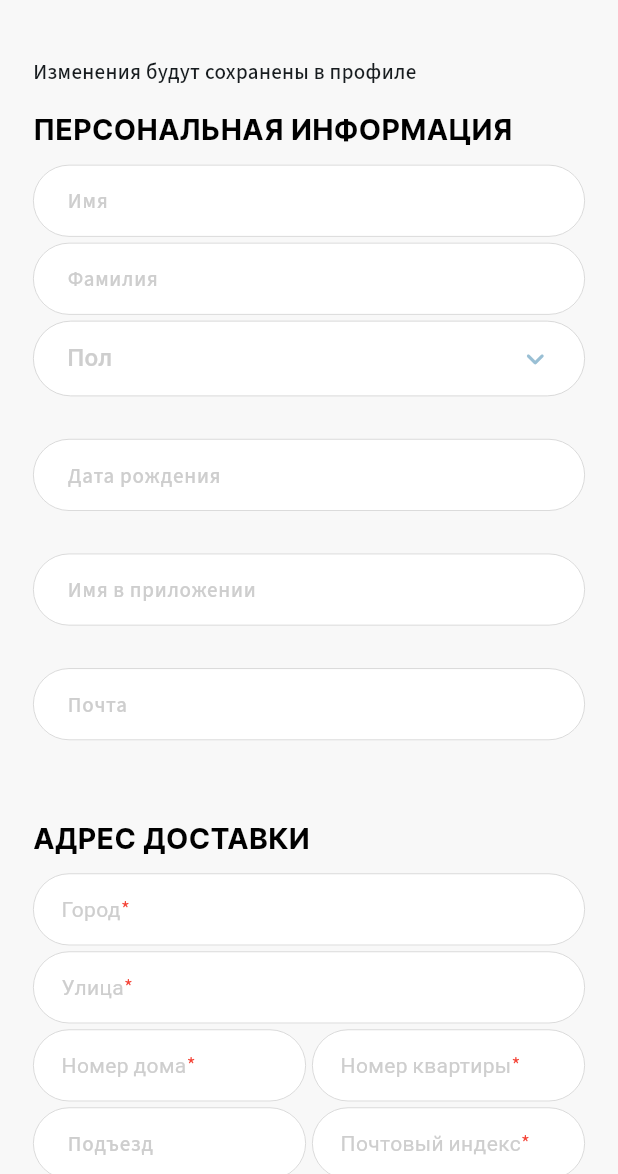
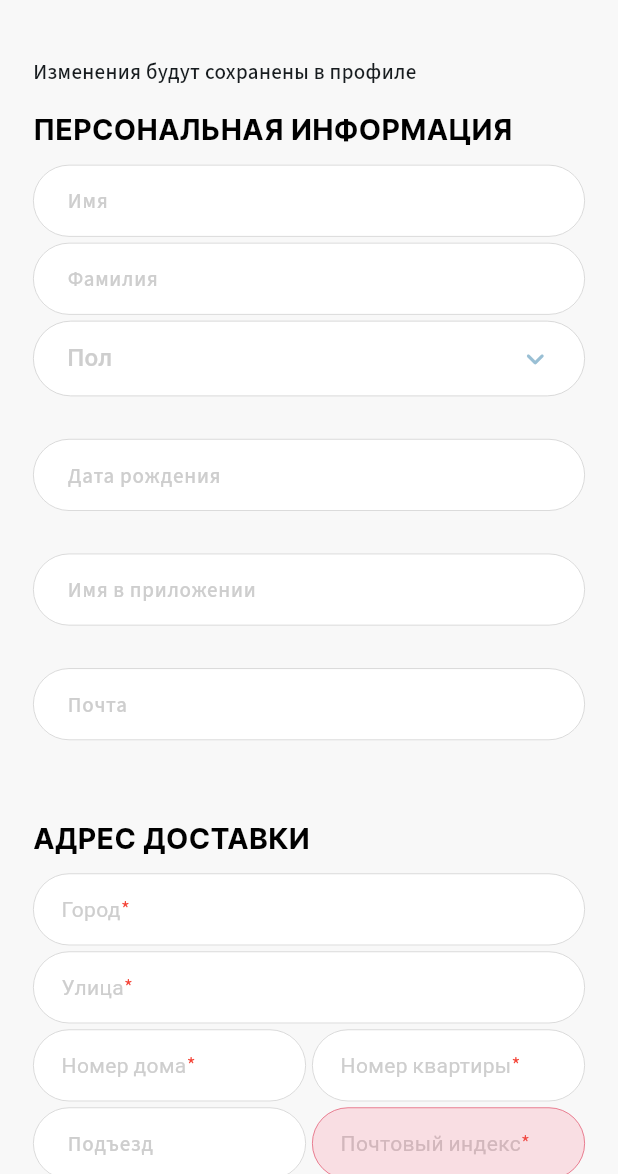
Before and after one commit to luijiwa/Sempl, a Flutter app: the ProfileEditScreen screen opened by its route, on a phone screen of 412 x 824 dp, the part 62-1236 px from its top. Run offline on Flutter 3.47's test engine with Material 3 defaults, Android fonts, the phone set to English and light mode, and no system bars; drawn by our look-alikes of auto_size_text, dropdown_button2; our stand-ins replace expandable_page_view, flutter_rating_bar, flutter_svg, go_router, image_picker, logger and 3 more.

```diff
--- a/lib/src/feature/survey/ui/widgets/address_data_fields_widget.dart
+++ b/lib/src/feature/survey/ui/widgets/address_data_fields_widget.dart
@@ -4,16 +4,24 @@ import 'package:my_app/src/core/components/required_input_field.dart';
 import 'package:my_app/src/core/components/text_input_field.dart';
 import 'package:my_app/src/core/theme/theme.dart';
 
-class AddressDataFieldsWidget extends StatelessWidget {
+class AddressDataFieldsWidget extends StatefulWidget {
   const AddressDataFieldsWidget({
     super.key,
   });
+  @override
+  State<AddressDataFieldsWidget> createState() =>
+      _AddressDataFieldsWidgetState();
+}
 
+class _AddressDataFieldsWidgetState extends State<AddressDataFieldsWidget> {
   @override
   Widget build(BuildContext context) {
     final double height = MediaQuery.of(context).size.height;
     final double width = MediaQuery.of(context).size.width;
-    return Column(
+    return Form(
+      key: widget.key, // Привязка формы к GlobalKey
+
+      child: Column(
         crossAxisAlignment: CrossAxisAlignment.start,
         mainAxisSize: MainAxisSize.min,
         children: [
@@ -43,16 +51,26 @@ class AddressDataFieldsWidget extends StatelessWidget {
             ],
           ),
           const SizedBox(height: 4),
-        const Row(
+          Row(
             children: [
-            Expanded(child: TextInputField(hintText: 'Подъезд')),
-            SizedBox(width: 4),
+              const Expanded(child: TextInputField(hintText: 'Подъезд')),
+              const SizedBox(width: 4),
               Expanded(
-              child: RequiredInputField(hintText: 'Почтовый индекс'),
+                child: RequiredInputField(
+                  hintText: 'Почтовый индекс',
+                  isError: true,
+                  validator: (value) {
+                    // if (value.isEmpty) {
+                    //   return '';
+                    // }
+                    return null;
+                  },
+                ),
               ),
             ],
           ),
         ],
+      ),
     );
   }
 }
```
Lines whose indentation alone changed are shown as unchanged.
